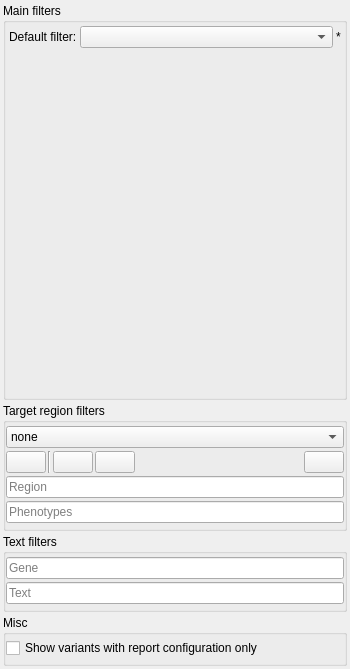
The window that src/GSvar/FilterWidget.ui (imgag/ngs-bits) describes before a commit, drawn with Qt 5.
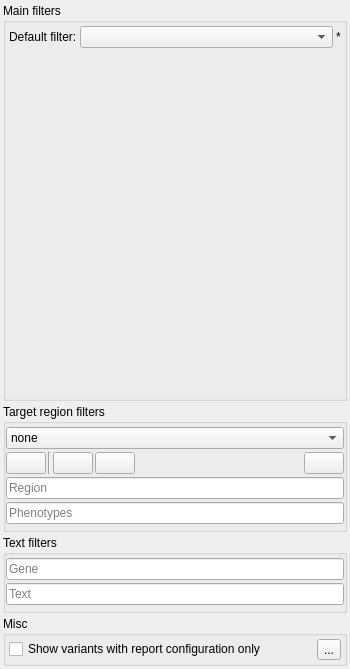
The same window after the commit. Icons and pictures are not drawn. Custom widgets are drawn as their Qt base class.

Commit message: Added button to clear filters; Added imprinting gene annotation for ROHs

```diff
--- a/src/GSvar/FilterWidget.ui
+++ b/src/GSvar/FilterWidget.ui
@@ -376,23 +376,23 @@
      <property name="flat">
       <bool>true</bool>
      </property>
-     <layout class="QVBoxLayout" name="verticalLayout_4">
-      <property name="spacing">
-       <number>3</number>
-      </property>
+     <layout class="QGridLayout" name="gridLayout">
       <property name="leftMargin">
-       <number>0</number>
+       <number>3</number>
       </property>
       <property name="topMargin">
        <number>3</number>
       </property>
       <property name="rightMargin">
-       <number>0</number>
+       <number>3</number>
       </property>
       <property name="bottomMargin">
-       <number>5</number>
+       <number>3</number>
       </property>
-      <item>
+      <property name="spacing">
+       <number>3</number>
+      </property>
+      <item row="0" column="0">
        <widget class="QCheckBox" name="report_config">
         <property name="text">
          <string>Show variants with report configuration only</string>
@@ -402,6 +402,20 @@
         </property>
        </widget>
       </item>
+      <item row="0" column="1">
+       <widget class="QToolButton" name="clearn_btn">
+        <property name="text">
+         <string>...</string>
+        </property>
+        <property name="icon">
+         <iconset resource="GSvar.qrc">
+          <normaloff>:/Icons/Filter_clear.png</normaloff>:/Icons/Filter_clear.png</iconset>
+        </property>
+        <property name="popupMode">
+         <enum>QToolButton::InstantPopup</enum>
+        </property>
+       </widget>
+      </item>
      </layout>
     </widget>
    </item>
```
The commit also changes 6 other files.
